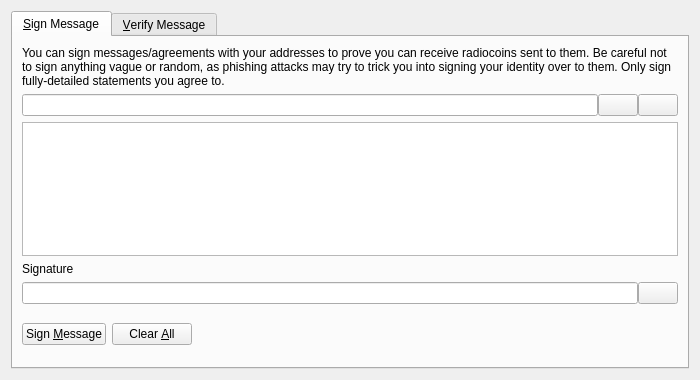
c4pt000/radiocoin, file src/qt/forms/signverifymessagedialog.ui: the form before one commit.
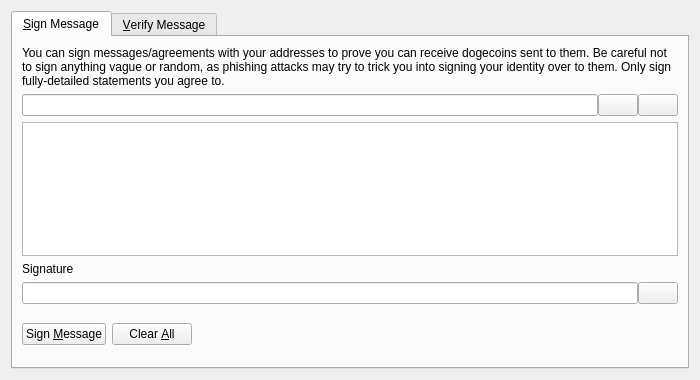
The form after the commit. Icons and pictures are not drawn. Custom widgets are drawn as their Qt base class.

Patch:
```diff
--- a/src/qt/forms/signverifymessagedialog.ui
+++ b/src/qt/forms/signverifymessagedialog.ui
@@ -30,7 +30,7 @@
        <item>
         <widget class="QLabel" name="infoLabel_SM">
          <property name="text">
-          <string>You can sign messages/agreements with your addresses to prove you can receive radiocoins sent to them. Be careful not to sign anything vague or random, as phishing attacks may try to trick you into signing your identity over to them. Only sign fully-detailed statements you agree to.</string>
+          <string>You can sign messages/agreements with your addresses to prove you can receive dogecoins sent to them. Be careful not to sign anything vague or random, as phishing attacks may try to trick you into signing your identity over to them. Only sign fully-detailed statements you agree to.</string>
          </property>
          <property name="textFormat">
           <enum>Qt::PlainText</enum>
```
Left out of the diff: 10 changed lines with no effect on the pictures.
